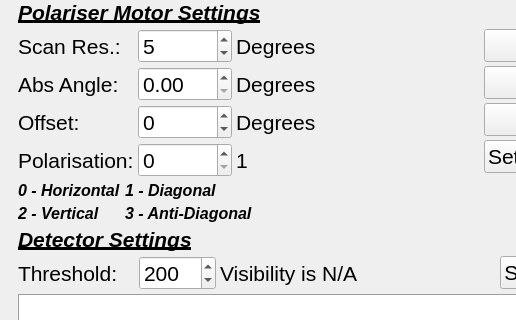
s-fifteen-instruments/Quantum_Cryptography_Educational_Kit_EKPQC, file programs/2_QuantumKey/AlignmentGUI/guiRcv.ui: the form before one commit; both pictures show x 0 to 516 and y 192 to 512 of the 657 by 765 pixel window.
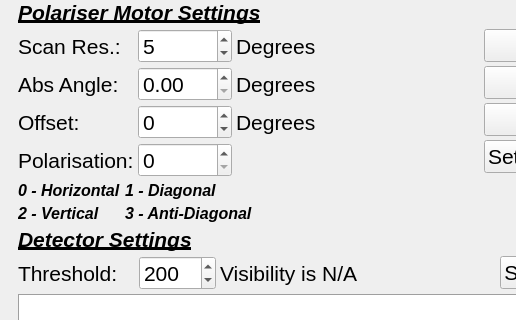
The form after the commit. Icons and pictures are not drawn. Custom widgets are drawn as their Qt base class.

```diff
--- a/programs/2_QuantumKey/AlignmentGUI/guiRcv.ui
+++ b/programs/2_QuantumKey/AlignmentGUI/guiRcv.ui
@@ -738,7 +738,7 @@
            <item>
             <widget class="QLabel" name="label_2">
              <property name="text">
-              <string>1</string>
+              <string/>
              </property>
             </widget>
            </item>
```
